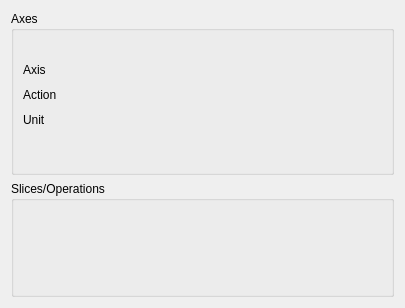
First picture: the form in SciDataTool/GUI/WAxisManager/WAxisManager.ui, repository Eomys/SciDataTool, before the edit.
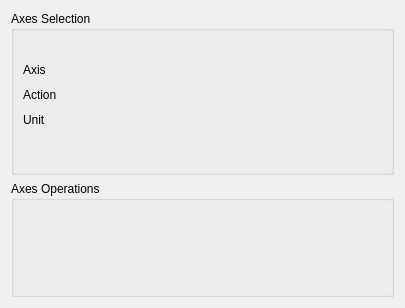
Second picture: the form after the edit. Custom widgets are drawn as their Qt base class.

The edit to the form file:
```diff
--- a/SciDataTool/GUI/WAxisManager/WAxisManager.ui
+++ b/SciDataTool/GUI/WAxisManager/WAxisManager.ui
@@ -35,7 +35,7 @@
       </size>
      </property>
      <property name="title">
-      <string>Axes</string>
+      <string>Axes Selection</string>
      </property>
      <layout class="QHBoxLayout" name="lay_axes">
       <property name="topMargin">
@@ -184,7 +184,7 @@
       </size>
      </property>
      <property name="title">
-      <string>Slices/Operations</string>
+      <string>Axes Operations</string>
      </property>
      <layout class="QVBoxLayout" name="lay_data_extract"/>
     </widget>
```
